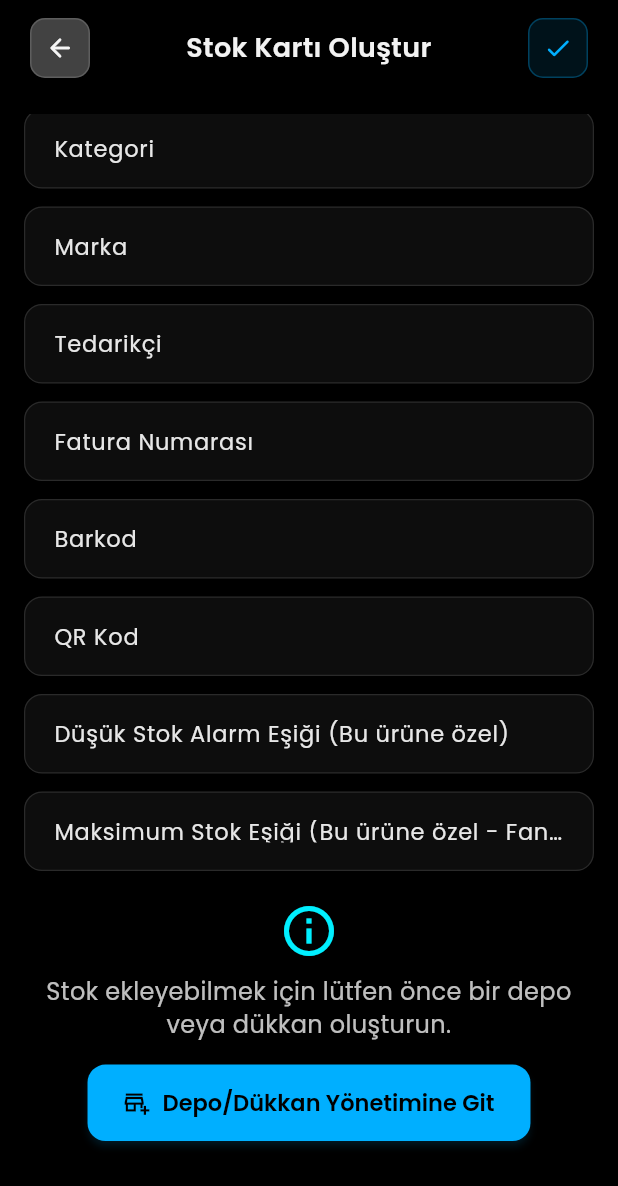
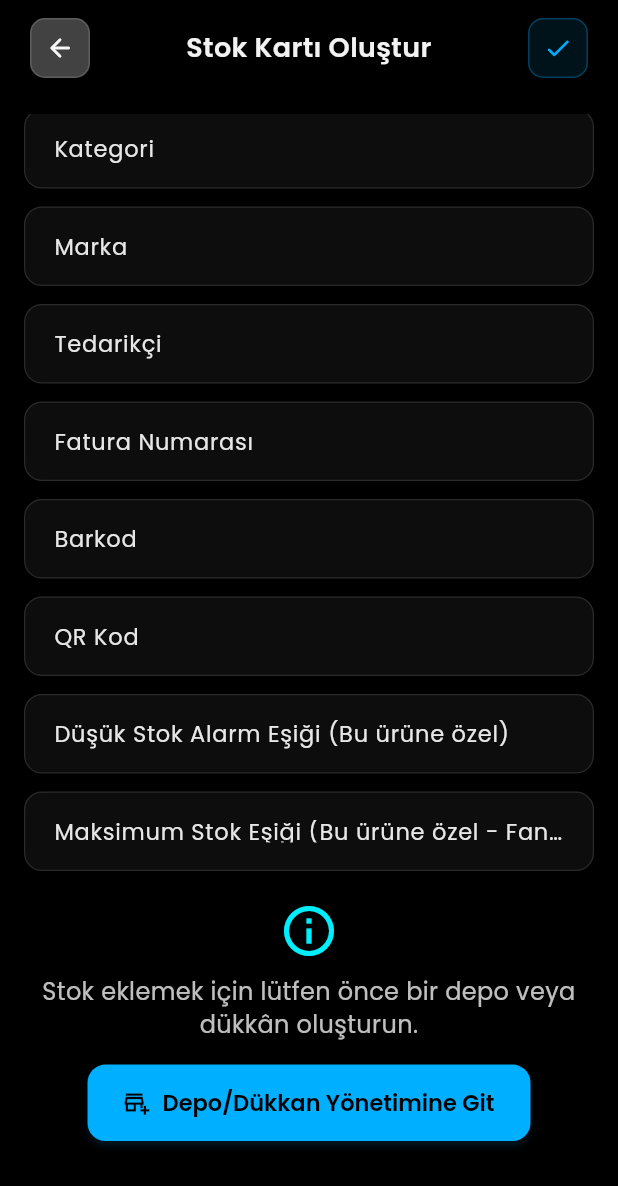
Before and after one commit to goktugyigit/easy_stock_app, a Flutter app: the AddEditStockPage screen opened directly, scrolled down 377 dp, on a phone screen of 412 x 824 dp. Shown: the top 1186 px of the screen. Run offline on Flutter 3.47's test engine with Material 3 defaults, Android fonts, the light colour scheme and no system bars; our stand-ins replace another_flushbar, image_picker, shared_preferences; missing offline and left inert: mobile_scanner; accounts and stored records are empty.

Commit message:
Fix bottom overflow with SafeArea

```diff
--- a/lib/screens/add_edit_stock_page.dart
+++ b/lib/screens/add_edit_stock_page.dart
@@ -13,6 +13,7 @@ import '../models/stock_item.dart';
 import '../models/warehouse_item.dart';
 import '../models/shop_item.dart';
 import '../widgets/corporate_header.dart';
+import './warehouses_shops_page.dart';
 // Eğer barkod/QR tarama butonları aktif edilecekse bu import geri eklenmeli
 // import '../widgets/barcode_scanner_page.dart';
 
@@ -191,6 +192,17 @@ class _AddEditStockPageState extends State<AddEditStockPage> {
     if (!isValid) {
       return;
     }
+    if (_warehouses.isEmpty && _shops.isEmpty) {
+      if (mounted) {
+        ScaffoldMessenger.of(context).showSnackBar(
+          const SnackBar(
+            content: Text(
+                'Kaydetmeden önce en az bir depo veya dükkân oluşturun.'),
+          ),
+        );
+      }
+      return;
+    }
     // _formKey.currentState!.save(); // onSaved kullanmıyorsak gereksiz olabilir
     setState(() {
       _isLoading = true;
@@ -343,7 +355,7 @@ class _AddEditStockPageState extends State<AddEditStockPage> {
                 size: 40, color: Theme.of(context).colorScheme.secondary),
             const SizedBox(height: 10),
             const Text(
-              'Stok ekleyebilmek için lütfen önce bir depo veya dükkan oluşturun.',
+              'Stok eklemek için lütfen önce bir depo veya dükkân oluşturun.',
               textAlign: TextAlign.center,
               style: TextStyle(fontSize: 16),
             ),
@@ -352,11 +364,10 @@ class _AddEditStockPageState extends State<AddEditStockPage> {
               icon: const Icon(Icons.add_business_outlined),
               label: const Text('Depo/Dükkan Yönetimine Git'),
               onPressed: () {
-                Navigator.of(context).pop();
-                ScaffoldMessenger.of(context).showSnackBar(
-                  const SnackBar(
-                      content: Text(
-                          'Lütfen alt navigasyondan "Depo/Mağaza" sekmesine gidin.')),
+                Navigator.of(context, rootNavigator: true).push(
+                  MaterialPageRoute(
+                    builder: (_) => const WarehousesShopsPage(),
+                  ),
                 );
               },
             )
@@ -430,13 +441,19 @@ class _AddEditStockPageState extends State<AddEditStockPage> {
         centerTitle: true,
         onSavePressed: _isLoading ? null : _doSaveForm,
       ),
-      body: (_isLoading && !_areWarehousesAndShopsLoaded)
-          ? const Center(child: CircularProgressIndicator())
-          : Padding(
-              padding: const EdgeInsets.all(16.0),
-              child: Form(
-                key: _formKey,
-                child: ListView(
+      body: SafeArea(
+        child: (_isLoading && !_areWarehousesAndShopsLoaded)
+            ? const Center(child: CircularProgressIndicator())
+            : Padding(
+                padding: EdgeInsets.fromLTRB(
+                  16.0,
+                  16.0,
+                  16.0,
+                  16.0 + MediaQuery.of(context).padding.bottom,
+                ),
+                child: Form(
+                  key: _formKey,
+                  child: ListView(
                   children: <Widget>[
                     Center(
                       child: GestureDetector(
--- a/lib/screens/home_page_with_search.dart
+++ b/lib/screens/home_page_with_search.dart
@@ -393,7 +393,8 @@ class _HomePageWithSearchState extends State<HomePageWithSearch> {
           isSearchFocused: _isSearchFocused,
           searchHint: 'Stok ara, barkod tara...',
         ),
-        body: _isLoadingSettings
+        body: SafeArea(
+          child: _isLoadingSettings
               ? const Center(child: CircularProgressIndicator())
               : Consumer<StockProvider>(
                   builder: (consumerCtx, stockProvider, _) {
@@ -858,6 +859,7 @@ class _HomePageWithSearchState extends State<HomePageWithSearch> {
                   },
                 ),
         ),
+      ),
     );
   }
 }
--- a/lib/screens/settings_page.dart
+++ b/lib/screens/settings_page.dart
@@ -119,7 +119,8 @@ class _SettingsPageState extends State<SettingsPage> {
         centerTitle: true,
         onSavePressed: _isLoading ? null : _saveSettings,
       ),
-      body: _isLoading
+      body: SafeArea(
+        child: _isLoading
             ? const Center(child: CircularProgressIndicator())
             : CustomScrollView(
                 // iOS refresh için gerekli physics
--- a/lib/screens/warehouses_shops_page.dart
+++ b/lib/screens/warehouses_shops_page.dart
@@ -16,7 +16,7 @@ class WarehousesShopsPage extends StatelessWidget {
 
     return Scaffold(
       appBar: AppBar(
-        title: const Text('Depolar / Mağazalar'),
+        title: const Text('Depoları ve Dükkanları Yönet'),
         centerTitle: true,
       ),
       body: SafeArea(
```
Also changed, not shown: lib/screens/add_edit_customer_page.dart (+6 -3 lines), lib/widgets/customer_card.dart (+14 -0 lines). Lines whose indentation alone changed are shown as unchanged.
